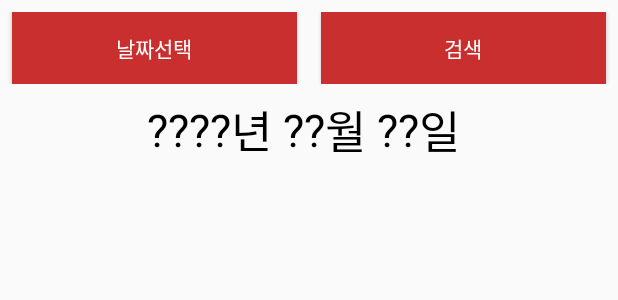
After one commit to mtjin/aws_number_ticket, an Android app: the layout activity_admin.xml on its own in the app's theme, with its tools: preview values and no code run, on a phone screen of 412 x 824 dp. The commit adds this screen. Shown: the top 300 px of the screen. Run offline under Robolectric (Android 15) with nearby library versions, the phone set to English and light mode, and no system bars.

```diff
--- a/aws_number_ticket/app/src/main/java/com/mtjin/aws_number_ticket/activity/Reserve/ReserveContract.java
+++ b/aws_number_ticket/app/src/main/java/com/mtjin/aws_number_ticket/activity/Reserve/ReserveContract.java
@@ -13,6 +13,6 @@ public interface ReserveContract {
     }
 
     interface Presenter{
-        void requestReserve(String restaurant_id, String apply_id, String apply_date, String reserve_date, String user_tel); //로그인 요청
+        void requestReserve(String restaurant_id, String apply_id, String apply_date, String reserve_date, String user_tel, String accept); //레스토랑 예약
     }
 }
--- a/aws_number_ticket/app/src/main/java/com/mtjin/aws_number_ticket/activity/Reserve/ReservePresenter.java
+++ b/aws_number_ticket/app/src/main/java/com/mtjin/aws_number_ticket/activity/Reserve/ReservePresenter.java
@@ -17,10 +17,10 @@ public class ReservePresenter implements  ReserveContract.Presenter {
     }
 
     @Override
-    public void requestReserve(String restaurant_id, String apply_id, String apply_date, String reserve_date, String user_tel) {
+    public void requestReserve(String restaurant_id, String apply_id, String apply_date, String reserve_date, String user_tel, String accept) {
         view.showProgress();
         ApiInterface apiInterface = ApiClient.getApiClient().create(ApiInterface.class);
-        Call<Apply>  call = apiInterface.saveReserve(restaurant_id, apply_id, apply_date, reserve_date, user_tel);
+        Call<Apply>  call = apiInterface.saveReserve(restaurant_id, apply_id, apply_date, reserve_date, user_tel ,accept);
         call.enqueue(new Callback<Apply>() {
             @Override
             public void onResponse(Call<Apply> call, Response<Apply> response) {
--- a/aws_number_ticket/app/src/main/java/com/mtjin/aws_number_ticket/activity/login/LoginContract.java
+++ b/aws_number_ticket/app/src/main/java/com/mtjin/aws_number_ticket/activity/login/LoginContract.java
@@ -5,7 +5,7 @@ public interface LoginContract {
         void onToastMessage(String message); //토스트메세지
         void showProgress();
         void hideProgress();
-        void successLogin(String userId, String restaurant ,String location ,String tel);
+        void successLogin(int id, String userId, String restaurant ,String location ,String tel);
     }
     interface Presenter{
         void requestLogin(String userId, String userPassword); //로그인 요청
--- a/aws_number_ticket/app/src/main/java/com/mtjin/aws_number_ticket/activity/login/LoginPresenter.java
+++ b/aws_number_ticket/app/src/main/java/com/mtjin/aws_number_ticket/activity/login/LoginPresenter.java
@@ -21,7 +21,7 @@ public class LoginPresenter implements LoginContract.Presenter {
     public void requestLogin(String userId, String userPassword) {
         view.showProgress();
         ApiInterface apiInterface = ApiClient.getApiClient().create(ApiInterface.class);
-        Call<User> call = apiInterface.checkUser(userId);
+        Call<User> call = apiInterface.getLogin(userId, userPassword);
         call.enqueue(new Callback<User>() {
             @Override
             public void onResponse(Call<User> call, Response<User> response) {
@@ -30,7 +30,7 @@ public class LoginPresenter implements LoginContract.Presenter {
                     Boolean isSuccess = response.body().getResult();
                     if(isSuccess){
                         view.onToastMessage("로그인 성공.");
-                        view.successLogin(response.body().getUserId(), response.body().getUserRestaurant(), response.body().getRestaurantLocation(), response.body().getRestaurantTel() );
+                        view.successLogin(response.body().getId(), response.body().getUserId(), response.body().getUserRestaurant(), response.body().getRestaurantLocation(), response.body().getRestaurantTel() );
                     }else{
                         view.onToastMessage("아이디와 패스워드를 확인해주세요.");
                     }
--- a/aws_number_ticket/app/src/main/java/com/mtjin/aws_number_ticket/activity/main/MainPresenter.java
+++ b/aws_number_ticket/app/src/main/java/com/mtjin/aws_number_ticket/activity/main/MainPresenter.java
@@ -23,7 +23,7 @@ public class MainPresenter implements  MainContract.Presenter {
     public void requestSearch(String restaurant) {
         view.showProgress();
         ApiInterface apiInterface = ApiClient.getApiClient().create(ApiInterface.class);
-        Call<RestaurantInfo> call = apiInterface.getRestaurants(restaurant);
+            Call<RestaurantInfo> call = apiInterface.getRestaurants(restaurant);
         call.enqueue(new Callback<RestaurantInfo>() {
             @Override
             public void onResponse(Call<RestaurantInfo> call, Response<RestaurantInfo> response) {
--- a/aws_number_ticket/app/src/main/java/com/mtjin/aws_number_ticket/api/ApiClient.java
+++ b/aws_number_ticket/app/src/main/java/com/mtjin/aws_number_ticket/api/ApiClient.java
@@ -4,7 +4,7 @@ import retrofit2.Retrofit;
 import retrofit2.converter.gson.GsonConverterFactory;
 
 public class ApiClient {
-    private static final String BASE_URL = "EC2주소";
+    private static final String BASE_URL = "";
     private static Retrofit retrofit;
 
     public static Retrofit getApiClient(){
--- /dev/null
+++ b/aws_number_ticket/app/src/main/res/layout/activity_admin.xml
@@ -0,0 +1,103 @@
+<?xml version="1.0" encoding="utf-8"?>
+<LinearLayout xmlns:android="http://schemas.android.com/apk/res/android"
+    xmlns:app="http://schemas.android.com/apk/res-auto"
+    xmlns:tools="http://schemas.android.com/tools"
+    android:layout_width="match_parent"
+    android:layout_height="match_parent"
+    android:orientation="vertical"
+    tools:context=".activity.admin.AdminActivity"
+    >
+
+    <LinearLayout
+        android:layout_marginTop="8dp"
+        android:layout_width="match_parent"
+        android:layout_height="wrap_content"
+        android:orientation="horizontal"
+        >
+
+        <Button
+            android:id="@+id/admin_btn_date"
+            android:layout_marginLeft="8dp"
+            android:layout_marginRight="8dp"
+            android:background="@color/colorRed"
+            android:textColor="@color/colorWhite"
+            android:layout_width="wrap_content"
+            android:layout_height="wrap_content"
+            android:layout_weight="1"
+            android:text="날짜선택"
+            />
+
+        <Button
+            android:id="@+id/admin_btn_search"
+            android:layout_marginLeft="8dp"
+            android:layout_marginRight="8dp"
+            android:background="@color/colorRed"
+            android:textColor="@color/colorWhite"
+            android:layout_width="wrap_content"
+            android:layout_height="wrap_content"
+            android:layout_weight="1"
+            android:text="검색"
+            />
+    </LinearLayout>
+
+    <LinearLayout
+        android:layout_marginTop="8dp"
+        android:gravity="center"
+        android:layout_width="match_parent"
+        android:layout_height="wrap_content"
+        android:orientation="horizontal">
+        <TextView
+            android:id="@+id/admin_tv_year"
+            android:layout_width="wrap_content"
+            android:layout_height="wrap_content"
+            android:text="\????"
+            android:textSize="30dp"
+            />
+
+        <TextView
+            android:layout_width="wrap_content"
+            android:layout_height="wrap_content"
+            android:text="년 "
+            android:textSize="30dp"
+            />
+
+        <TextView
+            android:id="@+id/admin_tv_month"
+            android:layout_width="wrap_content"
+            android:layout_height="wrap_content"
+            android:text="\??"
+            android:textSize="30dp"
+            />
+
+        <TextView
+            android:layout_width="wrap_content"
+            android:layout_height="wrap_content"
+            android:text="월 "
+            android:textSize="30dp"
+            />
+
+        <TextView
+            android:id="@+id/admin_tv_day"
+            android:layout_width="wrap_content"
+            android:layout_height="wrap_content"
+            android:text="\??"
+            android:textSize="30dp"
+            />
+
+        <TextView
+            android:layout_width="wrap_content"
+            android:layout_height="wrap_content"
+            android:text="일 "
+            android:textSize="30dp"
+            />
+
+    </LinearLayout>
+
+    <androidx.recyclerview.widget.RecyclerView
+        android:id="@+id/admin_recycler"
+        android:layout_marginTop="8dp"
+        android:layout_width="match_parent"
+        android:layout_height="wrap_content"
+        />
+
+</LinearLayout>
--- a/aws_number_ticket/app/src/main/res/values/colors.xml
+++ b/aws_number_ticket/app/src/main/res/values/colors.xml
@@ -7,4 +7,6 @@
     <color name="colorBlack">#000000</color>
     <color name="colorWhite">#FFFFFF</color>
     <color name="colorOrange">#F44336</color>
+    <color name="colorYellow">#FFEB3B</color>
+    <color name="colorGreen">#8BC34A</color>
 </resources>
```
Also changed, not shown: aws_number_ticket/app/src/main/AndroidManifest.xml (+4 -3 lines), aws_number_ticket/app/src/main/java/com/mtjin/aws_number_ticket/activity/Reserve/ReserveActivity.java (+4 -4 lines), aws_number_ticket/app/src/main/java/com/mtjin/aws_number_ticket/activity/admin/AdminActivity.java (added, +158 -0 lines), aws_number_ticket/app/src/main/java/com/mtjin/aws_number_ticket/activity/admin/AdminAdapter.java (added, +107 -0 lines), aws_number_ticket/app/src/main/java/com/mtjin/aws_number_ticket/activity/admin/AdminContract.java (added, +22 -0 lines), aws_number_ticket/app/src/main/java/com/mtjin/aws_number_ticket/activity/admin/AdminPresenter.java (added, +119 -0 lines), aws_number_ticket/app/src/main/java/com/mtjin/aws_number_ticket/activity/login/LoginActivity.java (+17 -7 lines), aws_number_ticket/app/src/main/java/com/mtjin/aws_number_ticket/api/ApiInterface.java (+35 -1 lines), aws_number_ticket/app/src/main/java/com/mtjin/aws_number_ticket/model/AdminInfo.java (added, +20 -0 lines), aws_number_ticket/app/src/main/java/com/mtjin/aws_number_ticket/model/Apply.java (+19 -0 lines), aws_number_ticket/app/src/main/res/layout/activity_login.xml (+13 -4 lines), aws_number_ticket/app/src/main/res/layout/item_apply.xml (added, +71 -0 lines).
